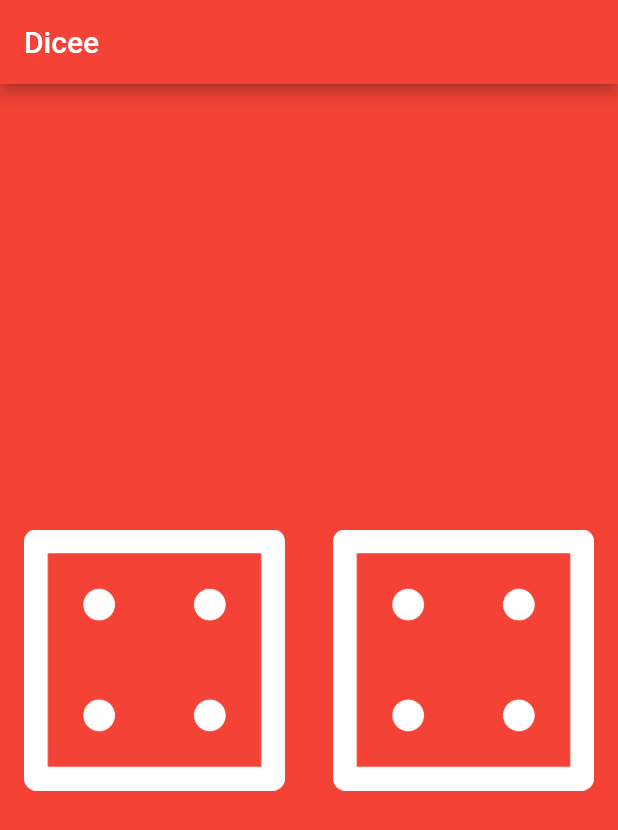
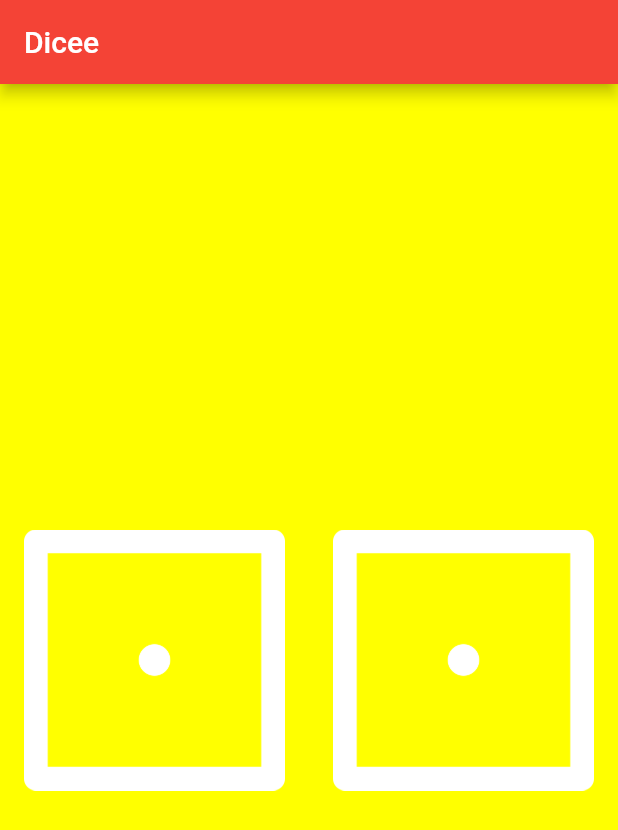
Before and after one commit to Baluds/Dice_game, a Flutter app: the screen it shows after launch, on a phone screen of 412 x 824 dp. Shown: the top 830 px of the screen. Run offline on Flutter 3.47's test engine with Material 2 defaults, Android fonts, the phone set to English and light mode, and no system bars.

Commit message:
Hacktober 4

```diff
--- a/lib/main.dart
+++ b/lib/main.dart
@@ -1,89 +1,66 @@
 import 'dart:math';
-
 import 'package:flutter/material.dart';
 
 void main() {
-  runApp(MyApp());
-}
-
-class MyApp extends StatelessWidget {
-  // This widget is the root of your application.
-  @override
-  Widget build(BuildContext context) {
-    return MaterialApp(
-      debugShowCheckedModeBanner: false,
-      home: MyHomePage(title: 'Dice'),
-    );
-  }
-}
-
-class MyHomePage extends StatefulWidget {
-  MyHomePage({Key key, this.title}) : super(key: key);
-  final String title;
-
-  @override
-  _MyHomePageState createState() => _MyHomePageState();
-}
-
-class _MyHomePageState extends State<MyHomePage> {
-  int a = 3, b = 3;
-  _random(int a) {
-    var li = [
-      'dice1.png',
-      'dice2.png',
-      'dice3.png',
-      'dice4.png',
-      'dice5.png',
-      'dice6.png'
-    ];
-
-    return Image.asset('images/${li[a]}');
-  }
-
-  _randomi() {
-    setState(() {
-      var random = new Random();
-      a = random.nextInt(6);
-    });
-  }
-
-  _randomi1() {
-    setState(() {
-      var random = new Random();
-      b = random.nextInt(6);
-    });
-  }
-
-  @override
-  Widget build(BuildContext context) {
-    return Scaffold(
-        backgroundColor: Colors.red,
+  return runApp(
+    MaterialApp(
+      home: Scaffold(
+        backgroundColor: Colors.yellowAccent,
         appBar: AppBar(
           title: Text('Dicee'),
           backgroundColor: Colors.red,
         ),
-        body: Center(
+        body: DicePage(),
+      ),
+    ),
+  );
+}
+
+Function()
+
+}
+
+class DicePage extends StatefulWidget {
+  @override
+  _DicePageState createState() => _DicePageState();
+}
+
+class _DicePageState extends State<DicePage> {
+  var leftdice = 1;
+  var rightdice = 1;
+  @override
+  Widget build(BuildContext context) {
+    return Center(
       child: Row(
-            mainAxisAlignment: MainAxisAlignment.spaceAround,
         children: <Widget>[
           Expanded(
             child: FlatButton(
-                  onPressed: () {
-                    _randomi();
+              onPressed: (){
+                setState(() {
+                  leftdice = Random().nextInt(6) + 1;
+                  rightdice = Random().nextInt(6) + 1;
+                });
               },
-                  child: _random(a),
+              child: Image(
+                image: AssetImage('images/dice$leftdice.png'),
+              ),
             ),
           ),
           Expanded(
             child: FlatButton(
-                  onPressed: () {
-                    _randomi1();
+              onPressed: (){
+                setState(() {
+                  leftdice = Random().nextInt(6)+1;
+                  rightdice = Random().nextInt(6)+1;
+                });
               },
-                  child: _random(b),
+              child: Image(
+                image: AssetImage('images/dice$rightdice.png'),
+              ),
             ),
           ),
         ],
       ),
-        ));
+    );
 }
   }
```
Also changed, not shown: pubspec.yaml (+5 -56 lines), pubspec.lock, 57 other files. Lines whose indentation alone changed are shown as unchanged.
